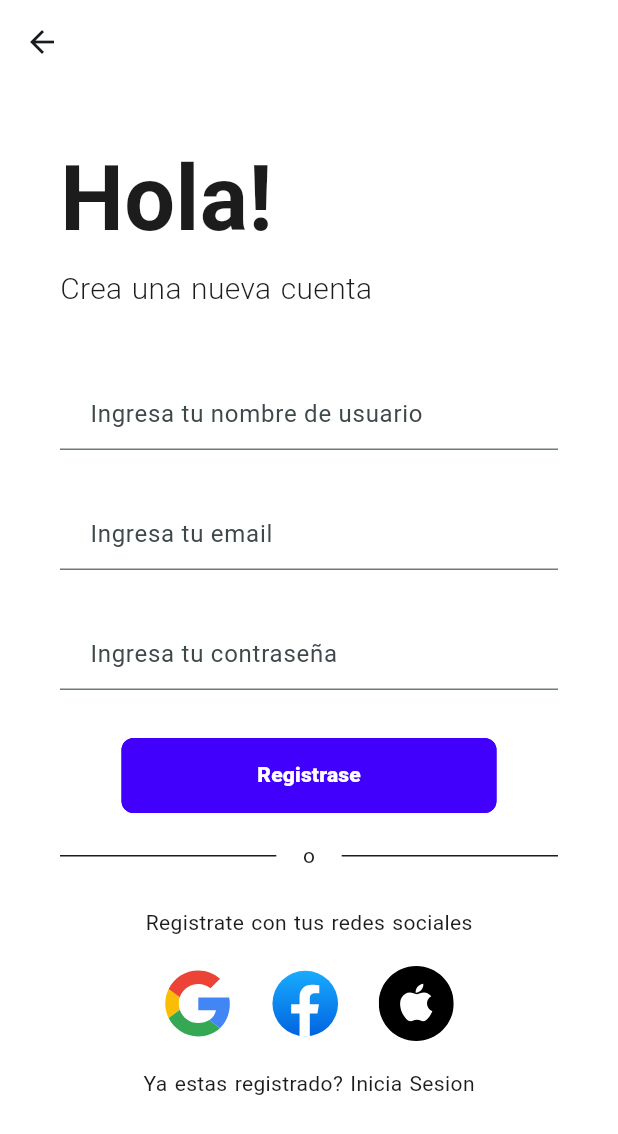
After one commit to JhonatanAlvarezDhoz/SurveyApp, a Flutter app: the RegisterPage screen opened by its route, on a phone screen of 412 x 824 dp. The commit adds this screen. Shown: the top 1134 px of the screen. Run offline on Flutter 3.47's test engine with Material 3 defaults, Android fonts, the phone set to English and light mode, and no system bars; drawn by our look-alikes of flutter_form_builder; our stand-ins replace bloc, equatable, flutter_bloc, flutter_dotenv, flutter_screenutil, flutter_svg and 1 more; accounts and stored records are empty.

Commit message:
login view

```diff
--- /dev/null
+++ b/lib/modules/common/widgets/w_custom_app_bar.dart
@@ -0,0 +1,53 @@
+import 'package:flutter/material.dart';
+import 'package:flutter_bloc/flutter_bloc.dart';
+import 'package:survey_app/routes/app_routes.dart';
+
+class CustomAppBar extends StatelessWidget implements PreferredSizeWidget {
+  final double? elevation;
+  final Color? backgroundColor;
+  final Widget? leading;
+  final Widget? title;
+  final List<Widget>? actions;
+  final BlocBuilder? blocBuilder; // Mantén el BlocBuilder opcional
+
+  const CustomAppBar({
+    super.key,
+    this.elevation = 0,
+    this.backgroundColor = Colors.white,
+    this.leading,
+    this.title,
+    this.actions,
+    this.blocBuilder,
+  });
+
+  @override
+  Widget build(BuildContext context) {
+    final appBarContent = AppBar(
+      elevation: elevation,
+      backgroundColor: backgroundColor,
+      leading: leading ??
+          IconButton(onPressed: () {}, icon: const Icon(Icons.arrow_back)),
+      title: Center(child: title),
+      actions: actions ??
+          [
+            IconButton(
+              icon: const Icon(Icons.home),
+              onPressed: () {
+                Navigator.pushNamed(context, AppRoutes.home);
+              },
+            ),
+          ],
+    );
+
+    // Si el blocBuilder está presente, devuelve el blocBuilder, que incluye el appBarContent
+    if (blocBuilder != null) {
+      return blocBuilder!;
+    }
+
+    // Si no se proporciona ningún blocBuilder, devuelve solo la AppBar genérica
+    return appBarContent;
+  }
+
+  @override
+  Size get preferredSize => const Size.fromHeight(kToolbarHeight);
+}
--- /dev/null
+++ b/lib/modules/common/widgets/w_rounded_text_form_field.dart
@@ -0,0 +1,114 @@
+import 'package:flutter/material.dart';
+
+import 'package:flutter_form_builder/flutter_form_builder.dart';
+
+class RoundedTextFormField extends FormBuilderTextField {
+  final String? labelText;
+  final String? hintText;
+  final Widget? prefixIcon;
+  final Widget? suffixIcon;
+  final bool isFilled;
+  final double? maxHeight;
+  final double? maxWidth;
+  final double? borderWidth;
+  final double? fontSize;
+  final FontWeight? fontWeight;
+  @override
+  final String? initialValue;
+  @override
+  final bool readOnly;
+
+  RoundedTextFormField({
+    required super.name,
+    super.keyboardType,
+    super.controller,
+    super.minLines,
+    super.maxLines,
+    this.labelText,
+    this.hintText,
+    super.textAlign,
+    this.fontSize,
+    this.fontWeight,
+    super.validator,
+    super.obscureText = false,
+    this.prefixIcon,
+    this.suffixIcon,
+    this.isFilled = false,
+    this.initialValue,
+    this.readOnly = false,
+    this.maxHeight,
+    this.maxWidth,
+    this.borderWidth,
+    super.onTap,
+    super.key,
+  }) : super(
+            initialValue: initialValue,
+            readOnly: readOnly,
+            decoration: InputDecoration(
+              constraints: BoxConstraints(
+                  maxHeight: maxHeight ?? double.infinity,
+                  maxWidth: maxWidth ?? double.infinity),
+              filled: isFilled,
+              hintText: hintText,
+              labelText: labelText,
+              prefixIcon: prefixIcon,
+              suffixIcon: suffixIcon,
+              errorMaxLines: 3,
+              errorStyle: const TextStyle(
+                color: Color.fromARGB(255, 250, 201, 201),
+                overflow: TextOverflow.clip,
+                fontWeight: FontWeight.bold,
+              ),
+              contentPadding: const EdgeInsets.fromLTRB(20.0, 0.0, 20.0, 0.0),
+              // focusedBorder: isFilled
+              //     ? OutlineInputBorder(
+              //         borderSide: BorderSide(
+              //           color: enabledBorderColor ?? ThemeColors.whiteGray,
+              //         ),
+              //       )
+              //     : NoneOutlineInputBorder(),
+              // enabledBorder: isFilled
+              //     ? OutlineInputBorder(
+              //         borderSide: BorderSide(
+              //           color: enabledBorderColor ?? ThemeColors.whiteGray,
+              //         ),
+              //       )
+              //     : NoneOutlineInputBorder(),
+              // border: isFilled
+              //     ? OutlineInputBorder(
+              //         borderSide: BorderSide(
+              //           color: enabledBorderColor ?? ThemeColors.whiteGray,
+              //         ),
+              //       )
+              //     : NoneOutlineInputBorder(),
+              // fillColor: isFilled
+              //     ? enabledFillColor ?? const Color.fromARGB(255, 246, 205, 239)
+              //     : Colors.transparent,
+              // labelStyle: TextStyle(
+              //     fontSize: fontSizeLabel ?? 18,
+              //     color: labelColor ?? ThemeColors.tertiary,
+              //     fontWeight: labelWeight ?? FontWeight.w500),
+              // hintStyle: TextStyle(
+              //   fontSize: fontSizeHint ?? 18,
+              //   fontWeight: fontWeightHint,
+              //   color: hintColor ?? const Color.fromARGB(255, 204, 200, 200),
+              // ),
+            ));
+}
+
+class NoneOutlineInputBorder extends OutlineInputBorder {
+  NoneOutlineInputBorder()
+      : super(
+          borderSide: const NoneBorderSide(),
+          borderRadius: BorderRadius.circular(10.0),
+        );
+}
+
+class NoneBorderSide extends BorderSide {
+  const NoneBorderSide()
+      : super(
+          color: Colors.white,
+          width: 0,
+          style: BorderStyle.none,
+        );
+}
--- /dev/null
+++ b/lib/modules/common/widgets/w_social_media_icons.dart
@@ -0,0 +1,61 @@
+import 'package:flutter/material.dart';
+import 'package:flutter_svg/svg.dart';
+import 'package:survey_app/modules/common/constants/app_sizes.dart';
+import 'package:survey_app/modules/common/widgets/w_custom_text.dart';
+
+class SocialMediaIcons extends StatelessWidget {
+  const SocialMediaIcons({super.key});
+
+  @override
+  Widget build(BuildContext context) {
+    return Padding(
+      padding: const EdgeInsets.symmetric(vertical: 8.0, horizontal: 20),
+      child: Column(
+        children: [
+          CustomText(text: 'Registrate con tus redes sociales'),
+          gapH12,
+          Row(
+            mainAxisAlignment: MainAxisAlignment.center,
+            children: [
+              IconButton(
+                icon: SvgPicture.asset(
+                  'assets/icons/google.svg',
+                  width: 45,
+                  height: 45,
+                ),
+                onPressed: () {
+                  // Handle Google signup
+                },
+              ),
+              gapW8,
+              IconButton(
+                color: Colors.black12,
+                icon: SvgPicture.asset(
+                  'assets/icons/facebook.svg',
+                  width: 50,
+                  height: 50,
+                ),
+                onPressed: () {
+                  // Handle Facebook signup
+                },
+              ),
+              gapW8,
+              IconButton(
+                icon: SvgPicture.asset(
+                  'assets/icons/apple.svg',
+                  width: 50,
+                  height: 50,
+                ),
+                onPressed: () {
+                  // Handle Apple signup
+                },
+              ),
+            ],
+          ),
+          gapH12,
+          CustomText(text: 'Ya estas registrado? Inicia Sesion'),
+        ],
+      ),
+    );
+  }
+}
--- /dev/null
+++ b/lib/modules/common/widgets/w_theme_button.dart
@@ -0,0 +1,83 @@
+import 'package:flutter/material.dart';
+import 'package:flutter_svg/flutter_svg.dart';
+import 'package:survey_app/modules/common/widgets/w_custom_text.dart';
+import 'package:survey_app/themes/theme_colors.dart';
+
+class ThemeButton extends ElevatedButton {
+  ThemeButton({
+    required this.text,
+    super.onPressed,
+    this.color = ThemeColors.primary,
+    super.key,
+    this.borderRadius,
+    this.borderColor,
+    this.splashColor,
+    this.padding,
+    this.elevation,
+    this.textWeight,
+    this.textSize,
+    this.textColor,
+    this.buttonSize,
+    this.withIcon = false,
+    this.assetName = "",
+  }) : super(
+            style: ButtonStyle(
+                padding: MaterialStateProperty.all(padding ?? EdgeInsets.zero),
+                fixedSize: MaterialStateProperty.all(buttonSize),
+                elevation: MaterialStateProperty.all(elevation ?? 0),
+                shape: MaterialStateProperty.all<RoundedRectangleBorder>(
+                  RoundedRectangleBorder(
+                    borderRadius: borderRadius ??
+                        BorderRadius.circular(0), // Botón cuadrado por defecto
+                    side: BorderSide(
+                        color: borderColor ?? color ?? ThemeColors.white),
+                  ),
+                ),
+                overlayColor: MaterialStateProperty.all<Color>(
+                    splashColor ?? ThemeColors.white.withOpacity(0.1)),
+                backgroundColor: MaterialStateProperty.all<Color>(
+                    color ?? ThemeColors.white)),
+            child: SizedBox(
+              child: withIcon
+                  ? Row(
+                      mainAxisAlignment: MainAxisAlignment.center,
+                      children: [
+                        SvgPicture.asset(
+                          assetName,
+                          width: 30,
+                          color: ThemeColors.white,
+                        ),
+                        CustomText(
+                          text: text,
+                          color: ThemeColors.white,
+                          fontSize: 16,
+                          fontWeight: FontWeight.w600,
+                        )
+                      ],
+                    )
+                  : Center(
+                      child: FittedBox(
+                        child: CustomText(
+                          text: text,
+                          color: textColor ?? ThemeColors.white,
+                          fontWeight: textWeight ?? FontWeight.w900,
+                          fontSize: textSize ?? 14,
+                        ),
+                      ),
+                    ),
+            ));
+
+  final String text;
+  final Color? color;
+  final BorderRadius? borderRadius;
+  final Color? borderColor;
+  final Color? splashColor;
+  final EdgeInsets? padding;
+  final double? elevation;
+  final FontWeight? textWeight;
+  final double? textSize;
+  final Color? textColor;
+  final Size? buttonSize;
+  final bool withIcon;
+  final String assetName;
+}
--- /dev/null
+++ b/lib/modules/login/bloc/login_bloc.dart
@@ -0,0 +1,13 @@
+import 'package:bloc/bloc.dart';
+import 'package:equatable/equatable.dart';
+
+part 'login_event.dart';
+part 'login_state.dart';
+
+class LoginBloc extends Bloc<LoginEvent, LoginState> {
+  LoginBloc() : super(LoginInitial()) {
+    on<LoginEvent>((event, emit) {
+      // TODO: implement event handler
+    });
+  }
+}
--- /dev/null
+++ b/lib/modules/login/bloc/login_event.dart
@@ -0,0 +1,8 @@
+part of 'login_bloc.dart';
+
+sealed class LoginEvent extends Equatable {
+  const LoginEvent();
+
+  @override
+  List<Object> get props => [];
+}
--- /dev/null
+++ b/lib/modules/login/bloc/login_state.dart
@@ -0,0 +1,10 @@
+part of 'login_bloc.dart';
+
+sealed class LoginState extends Equatable {
+  const LoginState();
+
+  @override
+  List<Object> get props => [];
+}
+
+final class LoginInitial extends LoginState {}
--- /dev/null
+++ b/lib/modules/login/ui/pages/p_register.dart
@@ -0,0 +1,26 @@
+import 'package:flutter/material.dart';
+import 'package:flutter_form_builder/flutter_form_builder.dart';
+import 'package:survey_app/modules/common/widgets/w_custom_app_bar.dart';
+import 'package:survey_app/modules/login/ui/widgets/w_register_form.dart';
+
+class RegisterPage extends StatelessWidget {
+  const RegisterPage({
+    super.key,
+  });
+
+  @override
+  Widget build(BuildContext context) {
+    GlobalKey<FormBuilderState> registerFormKey = GlobalKey<FormBuilderState>();
+
+    return Scaffold(
+      appBar: const CustomAppBar(
+        actions: [],
+      ),
+      body: SingleChildScrollView(
+        child: RegisterForm(
+          formKey: registerFormKey,
+        ),
+      ),
+    );
+  }
+}
--- /dev/null
+++ b/lib/modules/login/ui/widgets/w_register_form.dart
@@ -0,0 +1,117 @@
+import 'package:flutter/material.dart';
+import 'package:flutter_form_builder/flutter_form_builder.dart';
+import 'package:survey_app/modules/common/constants/app_sizes.dart';
+import 'package:survey_app/modules/common/widgets/w_custom_text.dart';
+import 'package:survey_app/modules/common/widgets/w_rounded_text_form_field.dart';
+import 'package:survey_app/modules/common/widgets/w_social_media_icons.dart';
+import 'package:survey_app/modules/common/widgets/w_theme_button.dart';
+import 'package:survey_app/modules/common/widgets/widgets.dart';
+import 'package:survey_app/themes/theme_colors.dart';
+
+class RegisterForm extends StatefulWidget {
+  const RegisterForm({super.key, required this.formKey});
+  final GlobalKey<FormBuilderState> formKey;
+  @override
+  State<RegisterForm> createState() => _RegisterFormState();
+}
+
+class _RegisterFormState extends State<RegisterForm> {
+  @override
+  Widget build(BuildContext context) {
+    return LayoutBuilder(builder: (context, constraints) {
+      return SingleChildScrollView(
+        child: FormBuilder(
+          key: widget.formKey,
+          child: LayoutBuilder(builder: (context, constraints) {
+            return Padding(
+              padding: const EdgeInsets.fromLTRB(40, 40, 40, 20),
+              child: Column(
+                mainAxisAlignment: MainAxisAlignment.center,
+                crossAxisAlignment: CrossAxisAlignment.start,
+                children: [
+                  SingleChildScrollView(
+                    scrollDirection: Axis.horizontal,
+                    child: Column(
+                      crossAxisAlignment: CrossAxisAlignment.start,
+                      children: [
+                        CustomText(
+                          text: "Hola!",
+                          fontSize: 60,
+                          fontWeight: FontWeight.bold,
+                        ),
+                        gapH12,
+                        CustomText(
+                          text: "Crea una nueva cuenta",
+                          fontSize: 20,
+                          fontWeight: FontWeight.w300,
+                        ),
+                      ],
+                    ),
+                  ),
+                  gapH48,
+                  Column(
+                    crossAxisAlignment: CrossAxisAlignment.center,
+                    children: [
+                      RoundedTextFormField(
+                        name: 'user_name',
+                        hintText: 'Ingresa tu nombre de usuario',
+                        maxWidth: constraints.maxWidth,
+                      ),
+                      gapH32,
+                      RoundedTextFormField(
+                        name: 'email',
+                        hintText: 'Ingresa tu email',
+                        maxWidth: constraints.maxWidth,
+                      ),
+                      gapH32,
+                      RoundedTextFormField(
+                        name: 'email',
+                        hintText: 'Ingresa tu contraseña',
+                        maxWidth: constraints.maxWidth,
+                      ),
+                    ],
+                  ),
+                  gapH32,
+                  Row(
+                    mainAxisAlignment: MainAxisAlignment.center,
+                    children: [
+                      ThemeButton(
+                        text: 'Registrase',
+                        buttonSize: const Size(250, 50),
+                        borderRadius: BorderRadius.circular(8),
+                      )
+                    ],
+                  ),
+                  gapH20,
+                  Row(
+                    mainAxisAlignment: MainAxisAlignment.spaceBetween,
+                    children: [
+                      SizedBox(
+                          width: constraints.maxWidth * 0.35,
+                          child: const CustomDivider(
+                            newColor: ThemeColors.tertiary,
+                            size: 1,
+                          )),
+                      Center(
+                          child: CustomText(
+                        text: ' o ',
+                      )),
+                      SizedBox(
+                          width: constraints.maxWidth * 0.35,
+                          child: const CustomDivider(
+                            newColor: ThemeColors.tertiary,
+                            size: 1,
+                          )),
+                    ],
+                  ),
+                  gapH20,
+                  const SocialMediaIcons()
+                ],
+              ),
+            );
+          }),
+        ),
+      );
+    });
+  }
+}
--- a/lib/routes/app_pages.dart
+++ b/lib/routes/app_pages.dart
@@ -1,4 +1,5 @@
 import 'package:survey_app/modules/home/ui/page/p_home.dart';
+import 'package:survey_app/modules/login/ui/pages/p_register.dart';
 import 'package:survey_app/routes/app_routes.dart';
 import 'package:flutter/cupertino.dart';
 import 'package:flutter/material.dart';
@@ -8,6 +9,8 @@ class AppPages {
     switch (settings.name) {
       case AppRoutes.home:
         return CupertinoPageRoute(builder: (_) => const HomePage());
+      case AppRoutes.register:
+        return CupertinoPageRoute(builder: (_) => const RegisterPage());
 
       default:
         return CupertinoPageRoute(builder: (_) => const Scaffold());
--- a/lib/routes/app_routes.dart
+++ b/lib/routes/app_routes.dart
@@ -2,4 +2,5 @@ class AppRoutes {
   static const String splash = "/splash";
   static const String home = "/home";
   static const String login = "/login";
+  static const String register = "/register";
 }
```
Also changed, not shown: assets/icons/apple.svg (added), assets/icons/facebook.svg (added), assets/icons/google.svg (added), lib/modules/login/data/repository/repository.dart (added).
